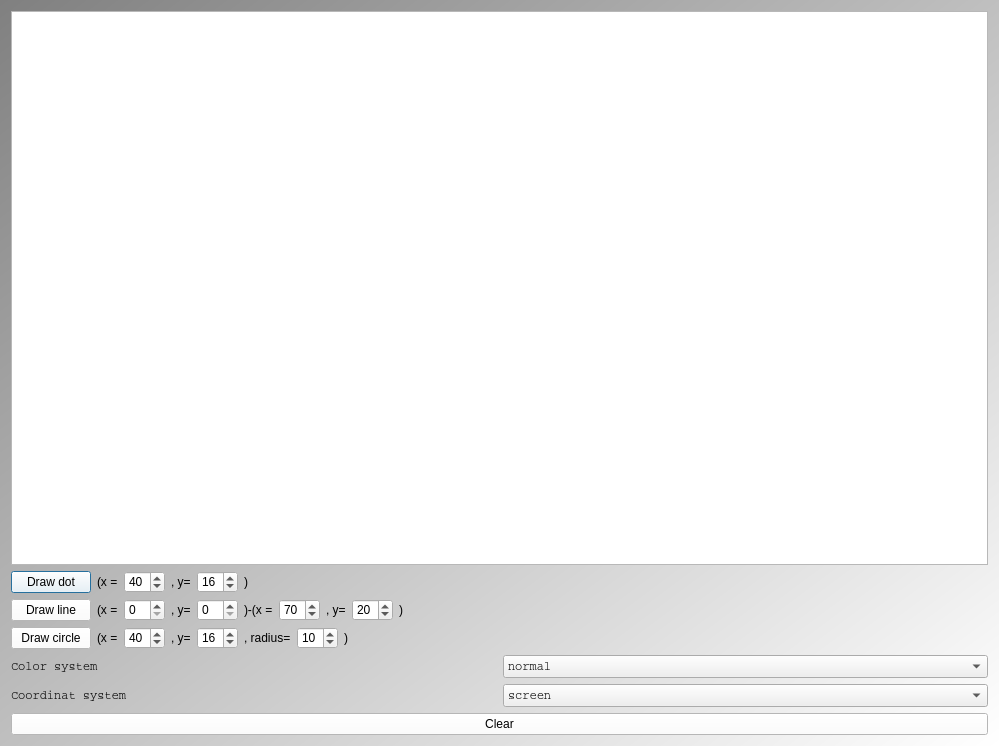
Old version of the form Tools/ToolTestDrawCanvas/qttestdrawcanvasmaindialog.ui in the repository richelbilderbeek/ProjectRichelBilderbeek.
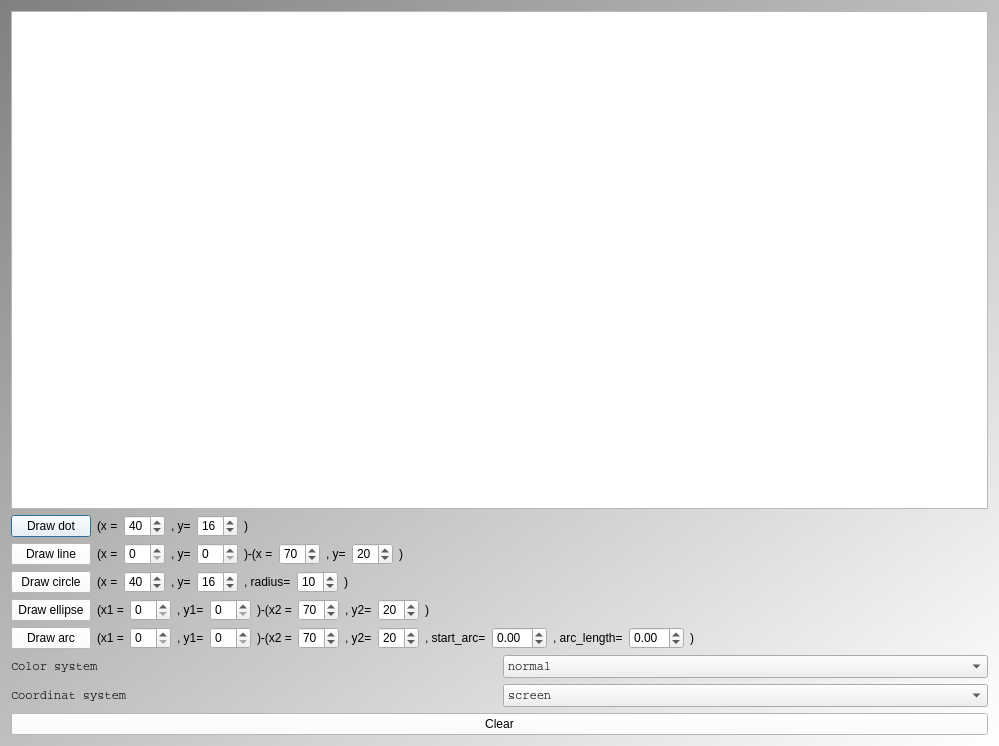
New version of the form.

What changed in the file:
```diff
--- a/Tools/ToolTestDrawCanvas/qttestdrawcanvasmaindialog.ui
+++ b/Tools/ToolTestDrawCanvas/qttestdrawcanvasmaindialog.ui
@@ -242,6 +242,198 @@
      </item>
     </layout>
    </item>
+   <item>
+    <layout class="QHBoxLayout" name="layout_ellipse">
+     <item>
+      <widget class="QPushButton" name="button_ellipse">
+       <property name="text">
+        <string>Draw ellipse</string>
+       </property>
+      </widget>
+     </item>
+     <item>
+      <widget class="QLabel" name="label_ellipse_x1">
+       <property name="text">
+        <string>(x1 =</string>
+       </property>
+      </widget>
+     </item>
+     <item>
+      <widget class="QSpinBox" name="box_ellipse_x1"/>
+     </item>
+     <item>
+      <widget class="QLabel" name="label_ellipse_y1">
+       <property name="text">
+        <string>, y1=</string>
+       </property>
+      </widget>
+     </item>
+     <item>
+      <widget class="QSpinBox" name="box_ellipse_y1"/>
+     </item>
+     <item>
+      <widget class="QLabel" name="label_ellipse_x2">
+       <property name="text">
+        <string>)-(x2 =</string>
+       </property>
+      </widget>
+     </item>
+     <item>
+      <widget class="QSpinBox" name="box_ellipse_x2">
+       <property name="value">
+        <number>70</number>
+       </property>
+      </widget>
+     </item>
+     <item>
+      <widget class="QLabel" name="label_ellipse_y2">
+       <property name="text">
+        <string>, y2=</string>
+       </property>
+      </widget>
+     </item>
+     <item>
+      <widget class="QSpinBox" name="box_ellipse_y2">
+       <property name="value">
+        <number>20</number>
+       </property>
+      </widget>
+     </item>
+     <item>
+      <widget class="QLabel" name="label_ellipse_close">
+       <property name="text">
+        <string>)</string>
+       </property>
+      </widget>
+     </item>
+     <item>
+      <spacer name="spacer_ellipse">
+       <property name="orientation">
+        <enum>Qt::Horizontal</enum>
+       </property>
+       <property name="sizeHint" stdset="0">
+        <size>
+         <width>40</width>
+         <height>20</height>
+        </size>
+       </property>
+      </spacer>
+     </item>
+    </layout>
+   </item>
+   <item>
+    <layout class="QHBoxLayout" name="layout_arc">
+     <item>
+      <widget class="QPushButton" name="button_arc">
+       <property name="text">
+        <string>Draw arc</string>
+       </property>
+      </widget>
+     </item>
+     <item>
+      <widget class="QLabel" name="label_arc_x1">
+       <property name="text">
+        <string>(x1 =</string>
+       </property>
+      </widget>
+     </item>
+     <item>
+      <widget class="QSpinBox" name="box_arc_x1"/>
+     </item>
+     <item>
+      <widget class="QLabel" name="label_arc_y1">
+       <property name="text">
+        <string>, y1=</string>
+       </property>
+      </widget>
+     </item>
+     <item>
+      <widget class="QSpinBox" name="box_arc_y1"/>
+     </item>
+     <item>
+      <widget class="QLabel" name="label_arc_x2">
+       <property name="text">
+        <string>)-(x2 =</string>
+       </property>
+      </widget>
+     </item>
+     <item>
+      <widget class="QSpinBox" name="box_arc_x2">
+       <property name="value">
+        <number>70</number>
+       </property>
+      </widget>
+     </item>
+     <item>
+      <widget class="QLabel" name="label_arc_y2">
+       <property name="text">
+        <string>, y2=</string>
+       </property>
+      </widget>
+     </item>
+     <item>
+      <widget class="QSpinBox" name="box_arc_y2">
+       <property name="value">
+        <number>20</number>
+       </property>
+      </widget>
+     </item>
+     <item>
+      <widget class="QLabel" name="label_arc_start_arc">
+       <property name="text">
+        <string>, start_arc=</string>
+       </property>
+      </widget>
+     </item>
+     <item>
+      <widget class="QDoubleSpinBox" name="box_arc_start_arc">
+       <property name="minimum">
+        <double>-6.280000000000000</double>
+       </property>
+       <property name="maximum">
+        <double>6.280000000000000</double>
+       </property>
+      </widget>
+     </item>
+     <item>
+      <widget class="QLabel" name="label_arc_arc_length">
+       <property name="text">
+        <string>, arc_length=</string>
+       </property>
+      </widget>
+     </item>
+     <item>
+      <widget class="QDoubleSpinBox" name="box_arc_arc_length">
+       <property name="minimum">
+        <double>-6.280000000000000</double>
+       </property>
+       <property name="maximum">
+        <double>6.280000000000000</double>
+       </property>
+      </widget>
+     </item>
+     <item>
+      <widget class="QLabel" name="label_arc_close">
+       <property name="text">
+        <string>)</string>
+       </property>
+      </widget>
+     </item>
+     <item>
+      <spacer name="spacer_arc">
+       <property name="orientation">
+        <enum>Qt::Horizontal</enum>
+       </property>
+       <property name="sizeHint" stdset="0">
+        <size>
+         <width>40</width>
+         <height>20</height>
+        </size>
+       </property>
+      </spacer>
+     </item>
+    </layout>
+   </item>
    <item>
     <layout class="QHBoxLayout" name="horizontalLayout">
      <item>
```
